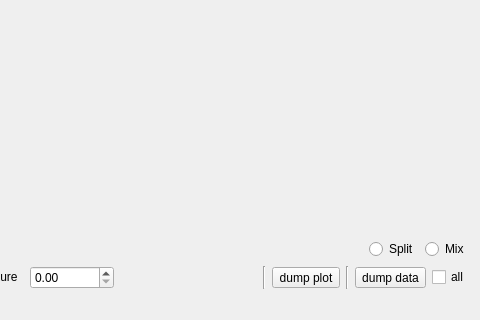
Qt form src/form/FormPlotHistory/formplothistory.ui (MRsoymilk/MySerial) before a commit; both pictures show x 379 to 859 and y 320 to 640 of the 859 by 640 pixel window.
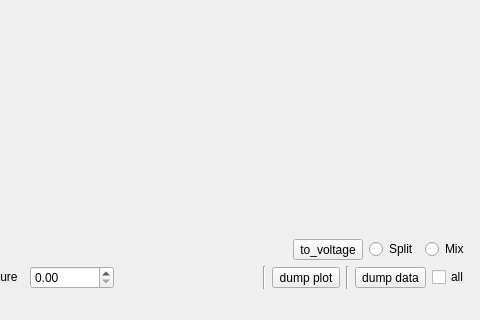
The same form after that commit.

Commit message: add voltage conversion

```diff
--- a/src/form/FormPlotHistory/formplothistory.ui
+++ b/src/form/FormPlotHistory/formplothistory.ui
@@ -36,6 +36,13 @@
        </property>
       </spacer>
      </item>
+     <item>
+      <widget class="QToolButton" name="tBtnToVoltage">
+       <property name="text">
+        <string>to_voltage</string>
+       </property>
+      </widget>
+     </item>
      <item>
       <widget class="QRadioButton" name="radioButtonSplit">
        <property name="text">
```
The commit also changes 11 other files.
